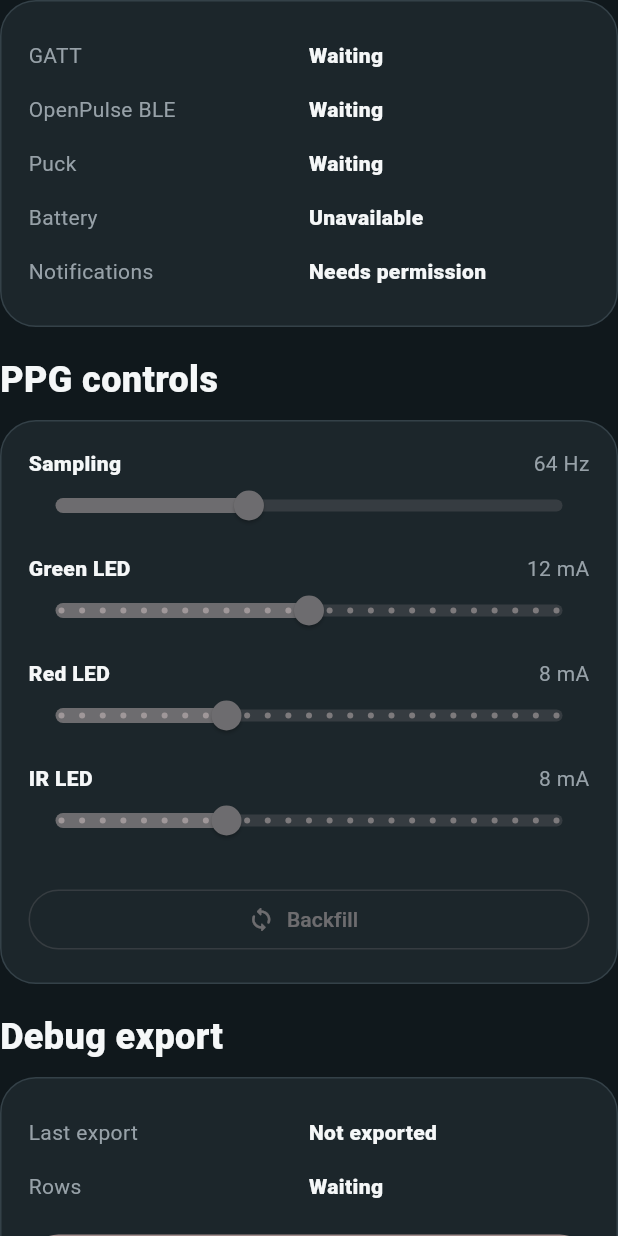
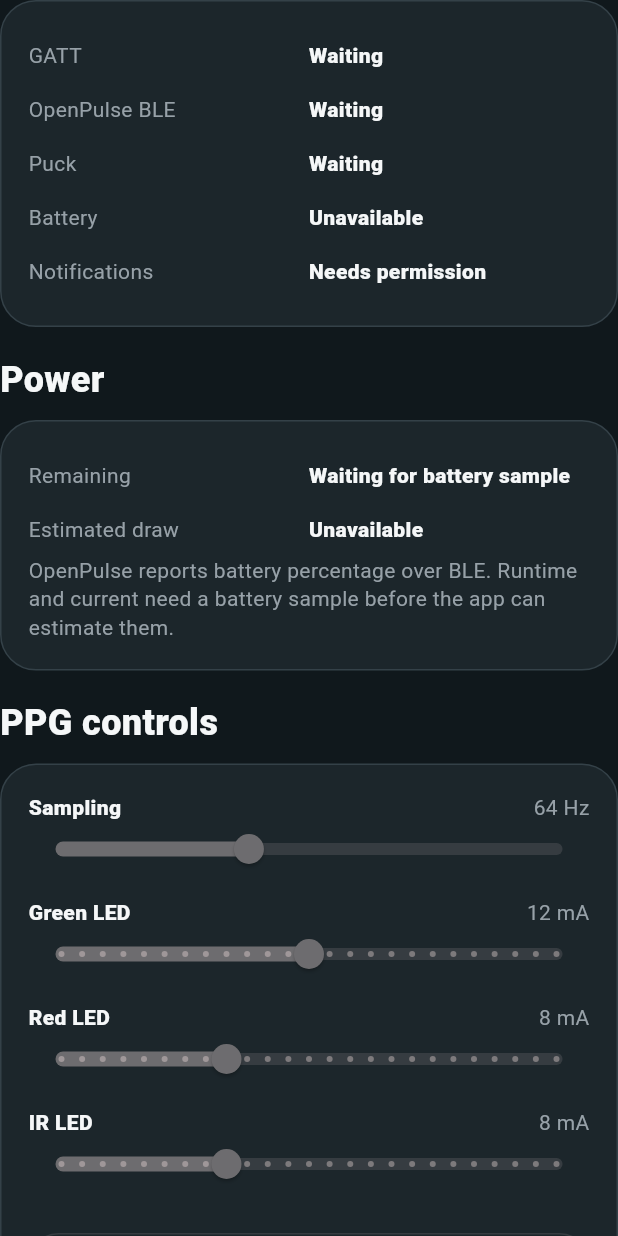
Before and after one commit to mateo-gepard/OpenpulseApp, a Flutter app: the DeviceView widget shown alone on an empty page, opened directly with empty values, on a phone screen of 412 x 824 dp. Run offline on Flutter 3.47's test engine with Material 3 defaults, Android fonts, the phone set to English and light mode, and no system bars; our stand-ins replace flutter_blue_plus, flutter_local_notifications; missing offline and left inert: sqlite3; Roboto replaces fonts that are missing (Helvetica).

Commit message:
Add battery runtime estimates

```diff
--- a/mobile/openpulse_app/lib/ble/openpulse_controller.dart
+++ b/mobile/openpulse_app/lib/ble/openpulse_controller.dart
@@ -92,6 +92,33 @@
 
   int? get currentStepCount => latestLiveRecord?.stepCount;
 
+  BatteryEstimate? get batteryEstimate {
+    final battery = latestBattery;
+    if (battery == null || !battery.available || battery.level == null) {
+      return null;
+    }
+
+    const usableCapacityMah = 180.0;
+    const nominalVoltage = 3.7;
+    final level = battery.level!.clamp(0, 100).toInt();
+    final drawMa = _estimatedCurrentDrawMa();
+    final remainingMah = usableCapacityMah * level / 100.0;
+    final runtimeMinutes = drawMa <= 0
+        ? 0
+        : ((remainingMah / drawMa) * 60.0).round();
+
+    return BatteryEstimate(
+      level: level,
+      usableCapacityMah: usableCapacityMah,
+      nominalVoltage: nominalVoltage,
+      estimatedCurrentMa: drawMa,
+      estimatedRemainingMah: remainingMah,
+      estimatedRemainingWh: remainingMah * nominalVoltage / 1000.0,
+      estimatedRuntime: Duration(minutes: runtimeMinutes),
+      basis: 'Estimate: BLE %, 180 mAh usable pack, no current sensor',
+    );
+  }
+
   bool get stepGoalReached {
     final steps = currentStepCount;
     return steps != null && steps >= stepGoal;
@@ -108,6 +135,28 @@
     }
     final advName = device.advName;
     return advName.isNotEmpty ? advName : OpenPulseBleContract.advertisedName;
+  }
+
+  double _estimatedCurrentDrawMa() {
+    final ledTotalMa = ledGreenMa + ledRedMa + ledIrMa;
+    final samplingFactor = (samplingHz.clamp(25, 128) / 64.0).toDouble();
+
+    if (rawPpgDiagnosticEnabled) {
+      return 18.0 + ledTotalMa * 0.65 + samplingFactor * 3.0;
+    }
+
+    switch (selectedMode) {
+      case DeviceMode.standby:
+        return 2.5;
+      case DeviceMode.lowPower:
+        return 8.0 + ledTotalMa * 0.08 + samplingFactor;
+      case DeviceMode.hrOnly:
+        return 12.0 + ledGreenMa * 0.20 + samplingFactor * 2.0;
+      case DeviceMode.active:
+        return 14.5 + ledTotalMa * 0.18 + samplingFactor * 2.5;
+      case DeviceMode.shipMode:
+        return 0.2;
+    }
   }
 
   Future<void> initialize() async {
--- a/mobile/openpulse_app/lib/models/openpulse_models.dart
+++ b/mobile/openpulse_app/lib/models/openpulse_models.dart
@@ -74,6 +74,45 @@
   final bool available;
 
   String get display => available && level != null ? '$level%' : 'Unavailable';
+}
+
+class BatteryEstimate {
+  const BatteryEstimate({
+    required this.level,
+    required this.usableCapacityMah,
+    required this.nominalVoltage,
+    required this.estimatedCurrentMa,
+    required this.estimatedRemainingMah,
+    required this.estimatedRemainingWh,
+    required this.estimatedRuntime,
+    required this.basis,
+  });
+
+  final int level;
+  final double usableCapacityMah;
+  final double nominalVoltage;
+  final double estimatedCurrentMa;
+  final double estimatedRemainingMah;
+  final double estimatedRemainingWh;
+  final Duration estimatedRuntime;
+  final String basis;
+
+  String get runtimeLabel {
+    final hours = estimatedRuntime.inMinutes ~/ 60;
+    final minutes = estimatedRuntime.inMinutes % 60;
+    if (hours <= 0) {
+      return '$minutes min';
+    }
+    return '${hours}h ${minutes.toString().padLeft(2, '0')}m';
+  }
+
+  String get remainingLabel =>
+      '${estimatedRemainingMah.toStringAsFixed(0)} mAh · '
+      '${estimatedRemainingWh.toStringAsFixed(2)} Wh';
+
+  String get currentLabel =>
+      '${estimatedCurrentMa.toStringAsFixed(1)} mA · '
+      '${(estimatedCurrentMa * nominalVoltage).toStringAsFixed(0)} mW';
 }
 
 class DaySummary {
@@ -184,6 +223,7 @@
   final int? latestProgress;
 
   bool get hasData => points.isNotEmpty;
+  DateTime? get latestPointAt => points.isEmpty ? null : points.last.time;
 }
 
 class PuckStatus {
--- a/mobile/openpulse_app/lib/storage/openpulse_storage.dart
+++ b/mobile/openpulse_app/lib/storage/openpulse_storage.dart
@@ -918,10 +918,7 @@
     }
     lastProgressMark ??= marks.isNotEmpty
         ? marks.last
-        : CalibrationUpdateMark(
-            time: points.first.time,
-            progress: latestProgress,
-          );
+        : CalibrationUpdateMark(time: latestTime, progress: latestProgress);
 
     return lastProgressMark.time.add(const Duration(hours: 1));
   }
--- a/mobile/openpulse_app/lib/ui/openpulse_app.dart
+++ b/mobile/openpulse_app/lib/ui/openpulse_app.dart
@@ -718,6 +718,7 @@
   Widget build(BuildContext context) {
     final puck = controller.latestPuckStatus;
     final battery = controller.latestBattery;
+    final batteryEstimate = controller.batteryEstimate;
     return Column(
       crossAxisAlignment: CrossAxisAlignment.start,
       children: [
@@ -746,6 +747,48 @@
               ),
             ],
           ),
+        ),
+        const SizedBox(height: 18),
+        _SectionTitle('Power'),
+        _Surface(
+          child: batteryEstimate == null
+              ? const Column(
+                  crossAxisAlignment: CrossAxisAlignment.start,
+                  children: [
+                    _FactRow('Remaining', 'Waiting for battery sample'),
+                    _FactRow('Estimated draw', 'Unavailable'),
+                    Text(
+                      'OpenPulse reports battery percentage over BLE. Runtime and current need a battery sample before the app can estimate them.',
+                      style: TextStyle(color: _muted, height: 1.35),
+                    ),
+                  ],
+                )
+              : Column(
+                  crossAxisAlignment: CrossAxisAlignment.start,
+                  children: [
+                    _ProgressLine(
+                      value: batteryEstimate.level / 100,
+                      color: batteryEstimate.level <= 15 ? _red : _mint,
+                      label: 'Battery',
+                      trailing: '${batteryEstimate.level}%',
+                    ),
+                    const SizedBox(height: 14),
+                    _FactRow('Runtime left', batteryEstimate.runtimeLabel),
+                    _FactRow('Power left', batteryEstimate.remainingLabel),
+                    _FactRow('Estimated draw', batteryEstimate.currentLabel),
+                    _FactRow(
+                      'Mode',
+                      controller.rawPpgDiagnosticEnabled
+                          ? 'Raw diagnostic'
+                          : controller.selectedMode.label,
+                    ),
+                    const SizedBox(height: 8),
+                    Text(
+                      batteryEstimate.basis,
+                      style: const TextStyle(color: _muted, height: 1.35),
+                    ),
+                  ],
+                ),
         ),
         const SizedBox(height: 18),
         _SectionTitle('PPG controls'),
@@ -2171,6 +2214,9 @@
 
 String _timeAgo(DateTime date) {
   final diff = DateTime.now().difference(date);
+  if (diff.isNegative) {
+    return 'clock sync pending';
+  }
   if (diff.inSeconds < 60) {
     return '${diff.inSeconds}s ago';
   }
@@ -2192,6 +2238,17 @@
   if (timeline == null || !timeline.hasData) {
     return 'Next update in -- min';
   }
+  final now = DateTime.now();
+  final latestPointAt = timeline.latestPointAt;
+  if (latestPointAt != null) {
+    final sampleAge = now.difference(latestPointAt);
+    if (sampleAge > const Duration(minutes: 3)) {
+      return 'Last sample ${_durationLabel(sampleAge)} ago';
+    }
+    if (sampleAge < const Duration(minutes: -2)) {
+      return 'Waiting for fresh board time';
+    }
+  }
   final progress = timeline.latestProgress;
   if (progress != null && progress >= 100) {
     return 'Profile ready';
@@ -2199,11 +2256,14 @@
   final nextUpdateAt = timeline.nextUpdateAt;
   final remaining = nextUpdateAt == null
       ? timeline.nextUpdateRemaining
-      : nextUpdateAt.isBefore(DateTime.now())
+      : nextUpdateAt.isBefore(now)
       ? Duration.zero
-      : nextUpdateAt.difference(DateTime.now());
+      : nextUpdateAt.difference(now);
   if (remaining == null) {
     return 'Next update in -- min';
+  }
+  if (remaining > const Duration(minutes: 65)) {
+    return 'Next update after fresh sync';
   }
   final minutes = (remaining.inSeconds / 60).ceil().clamp(0, 999);
   if (minutes <= 0) {
@@ -2212,6 +2272,22 @@
   return 'Next update in $minutes min';
 }
 
+String _durationLabel(Duration duration) {
+  final safe = duration.isNegative ? Duration.zero : duration;
+  if (safe.inMinutes < 1) {
+    return '${safe.inSeconds}s';
+  }
+  if (safe.inHours < 1) {
+    return '${safe.inMinutes}m';
+  }
+  final hours = safe.inHours;
+  final minutes = safe.inMinutes % 60;
+  if (minutes == 0) {
+    return '${hours}h';
+  }
+  return '${hours}h ${minutes}m';
+}
+
 String _calibrationShortLabel(int? value) {
   if (value == null || value <= 0) {
     return 'waiting';
```
